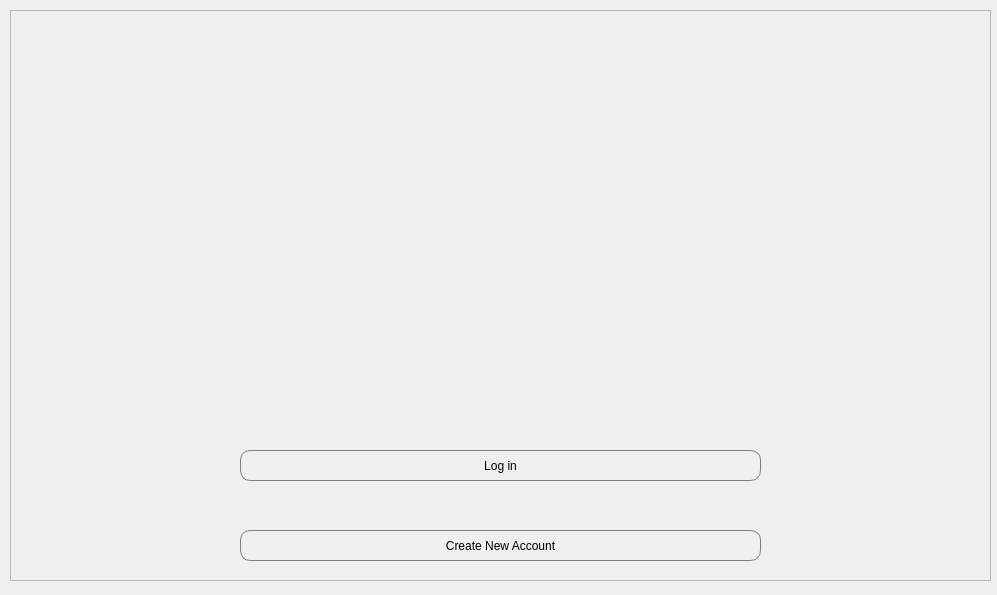
GeraldHolt/django-pyqt, file forms/welcome.ui: the form before one commit.
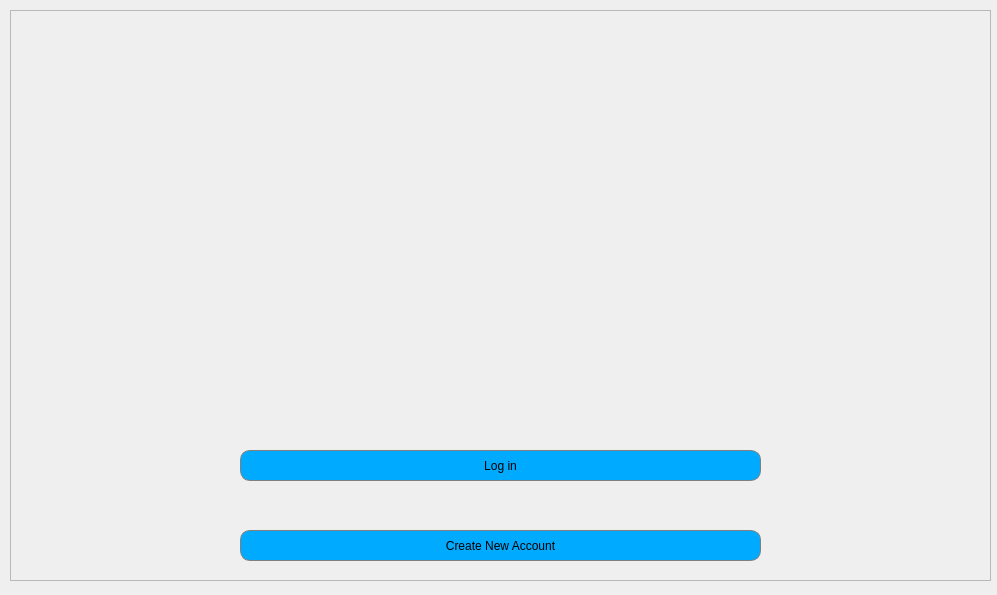
The form after the commit. Icons and pictures are not drawn.

Diff of the .ui file:
```diff
--- a/forms/welcome.ui
+++ b/forms/welcome.ui
@@ -61,15 +61,10 @@
      <string notr="true">   QPushButton {
          border: 1px solid gray;
          border-radius: 10px;
-		 background-color: qlineargradient(x1: 0, y1: 0, x2: 0, y2: 1,
-                                           stop: 0 #f6f7fa, stop: 1 rgb(0, 255, 255) );
-
+		 background-color:  rgb(0, 170, 255);
      }
 
- QPushButton:pressed {
-         background-color: qlineargradient(x1: 0, y1: 0, x2: 0, y2: 1,
-                                           stop: 0 #dadbde, stop: 1  rgb(0, 255, 255));
-     }</string>
+</string>
     </property>
     <property name="text">
      <string>Log in</string>
@@ -88,16 +83,10 @@
      <string notr="true">   QPushButton {
          border: 1px solid gray;
          border-radius: 10px;
-		 background-color: qlineargradient(x1: 0, y1: 0, x2: 0, y2: 1,
-                                           stop: 0 #f6f7fa, stop: 1 rgb(0, 255, 255) );
+		 background-color:  rgb(0, 170, 255);
 
      }
-
-
- QPushButton:pressed {
-         background-color: qlineargradient(x1: 0, y1: 0, x2: 0, y2: 1,
-                                           stop: 0 #dadbde, stop: 1 rgb(0, 255, 255));
-     }</string>
+</string>
     </property>
     <property name="text">
      <string>Create New Account</string>
```
